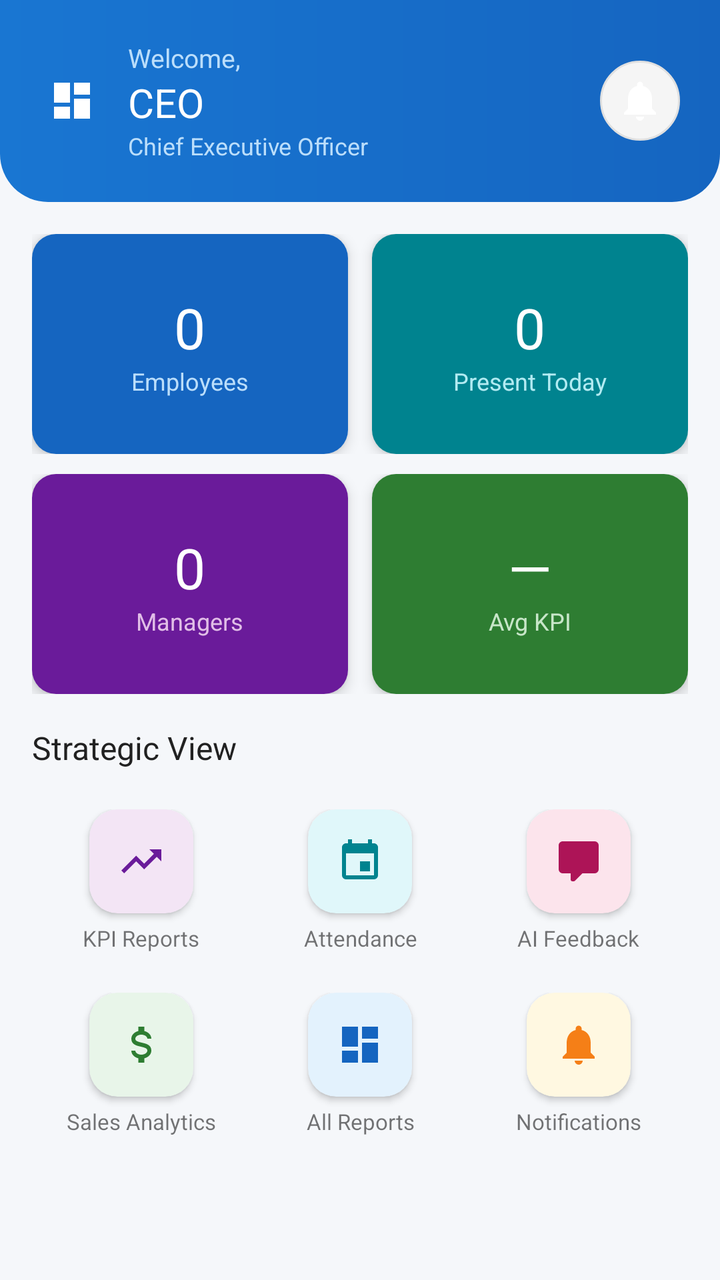
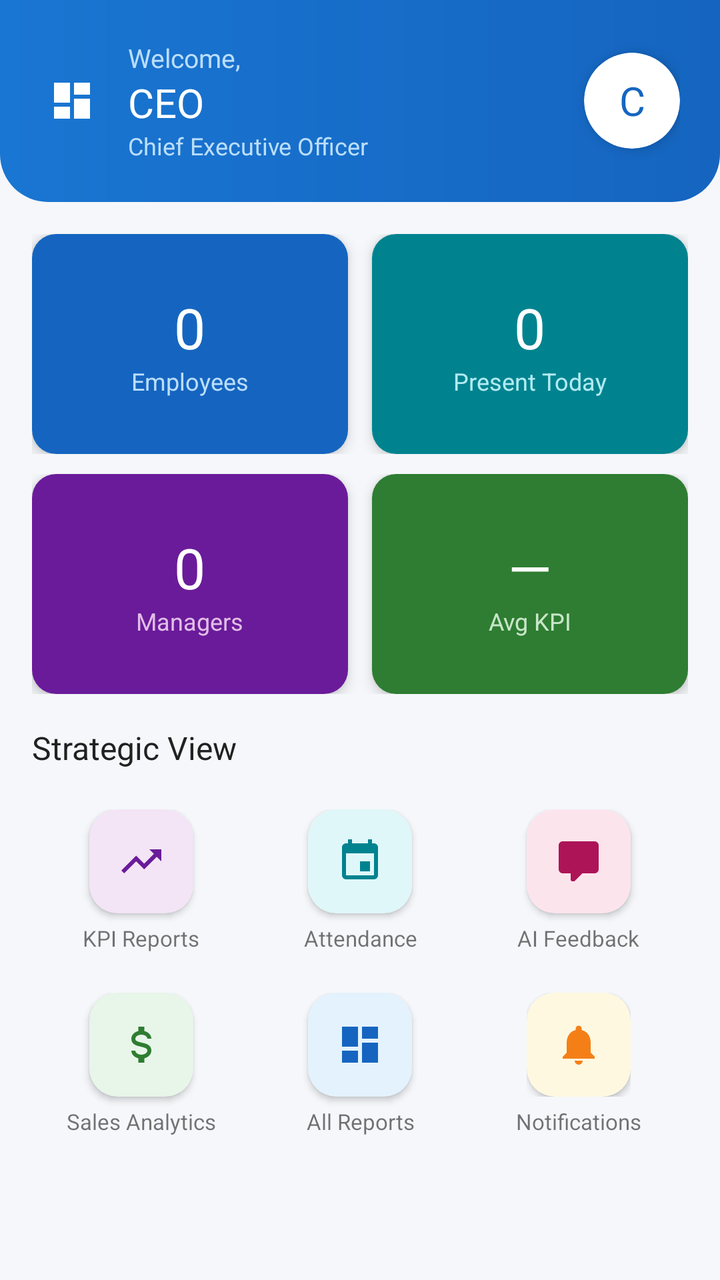

Before-and-after screenshots of an Android layout around one commit, followed by the original layout XML and the change that was made.
<!-- AndroidManifest.xml: application theme Theme.WorkVerse -->
<!-- res/layout/activity_ceo_dashboard.xml -->
<?xml version="1.0" encoding="utf-8"?>
<androidx.drawerlayout.widget.DrawerLayout
    xmlns:android="http://schemas.android.com/apk/res/android"
    xmlns:app="http://schemas.android.com/apk/res-auto"
    android:id="@+id/drawerLayout"
    android:layout_width="match_parent"
    android:layout_height="match_parent">

    <LinearLayout
        android:layout_width="match_parent" android:layout_height="match_parent"
        android:orientation="vertical" android:background="@color/background">

        <LinearLayout android:layout_width="match_parent" android:layout_height="wrap_content"
            android:background="@drawable/gradient_header" android:orientation="vertical"
            android:padding="20dp" android:paddingBottom="28dp">
            <LinearLayout android:layout_width="match_parent" android:layout_height="wrap_content"
                android:orientation="horizontal" android:gravity="center_vertical">

                <ImageView
                    android:id="@+id/btnMenu"
                    android:layout_width="32dp"
                    android:layout_height="32dp"
                    android:src="@drawable/ic_dashboard"
                    app:tint="#FFFFFF"
                    android:layout_marginEnd="12dp"
                    android:padding="4dp"
                    android:clickable="true"
                    android:focusable="true"/>

                <LinearLayout android:layout_width="0dp" android:layout_height="wrap_content"
                    android:layout_weight="1" android:orientation="vertical">
                    <TextView android:layout_width="wrap_content" android:layout_height="wrap_content"
                        android:text="Welcome," android:textColor="#BBDEFB" android:textSize="13sp"/>
                    <TextView android:id="@+id/tvCEOName" android:layout_width="wrap_content"
                        android:layout_height="wrap_content" android:text="CEO"
                        android:textColor="#FFFFFF" android:textSize="20sp" android:fontFamily="sans-serif-bold"/>
                    <TextView android:layout_width="wrap_content" android:layout_height="wrap_content"
                        android:text="Chief Executive Officer" android:textColor="#BBDEFB" android:textSize="12sp"/>
                </LinearLayout>

                <ImageView
                    android:id="@+id/ivNotif"
                    android:layout_width="40dp" android:layout_height="40dp"
                    android:src="@drawable/ic_notification"
                    android:background="@drawable/bg_circle"
                    app:tint="#FFFFFF" android:padding="8dp"
                    android:clickable="true" android:focusable="true"/>
            </LinearLayout>
        </LinearLayout>

        <ScrollView android:layout_width="match_parent" android:layout_height="0dp" android:layout_weight="1">
            <LinearLayout android:layout_width="match_parent" android:layout_height="wrap_content"
                android:orientation="vertical" android:padding="16dp">

                
                <LinearLayout android:layout_width="match_parent" android:layout_height="wrap_content"
                    android:orientation="horizontal" android:layout_marginBottom="10dp">
                    <androidx.cardview.widget.CardView android:id="@+id/cardEmployees"
                        android:layout_width="0dp" android:layout_height="110dp"
                        android:layout_weight="1" android:layout_marginEnd="6dp" app:cardCornerRadius="12dp" app:cardElevation="4dp"
                        android:clickable="true" android:focusable="true" android:foreground="?attr/selectableItemBackground">
                        <LinearLayout android:layout_width="match_parent" android:layout_height="match_parent"
                            android:background="@color/card_blue" android:gravity="center" android:orientation="vertical">
                            <TextView android:id="@+id/tvTotalEmployees" android:layout_width="wrap_content"
                                android:layout_height="wrap_content" android:text="0" android:textColor="@color/white"
                                android:textSize="28sp" android:fontFamily="sans-serif-bold"/>
                            <TextView android:layout_width="wrap_content" android:layout_height="wrap_content"
                                android:text="Employees" android:textColor="#BBDEFB" android:textSize="12sp"/>
                        </LinearLayout>
                    </androidx.cardview.widget.CardView>
                    <androidx.cardview.widget.CardView android:id="@+id/cardPresentToday"
                        android:layout_width="0dp" android:layout_height="110dp"
                        android:layout_weight="1" android:layout_marginStart="6dp" app:cardCornerRadius="12dp" app:cardElevation="4dp"
                        android:clickable="true" android:focusable="true" android:foreground="?attr/selectableItemBackground">
                        <LinearLayout android:layout_width="match_parent" android:layout_height="match_parent"
                            android:background="@color/card_teal" android:gravity="center" android:orientation="vertical">
                            <TextView android:id="@+id/tvPresentToday" android:layout_width="wrap_content"
                                android:layout_height="wrap_content" android:text="0" android:textColor="@color/white"
                                android:textSize="28sp" android:fontFamily="sans-serif-bold"/>
                            <TextView android:layout_width="wrap_content" android:layout_height="wrap_content"
                                android:text="Present Today" android:textColor="#B2EBF2" android:textSize="12sp"/>
                        </LinearLayout>
                    </androidx.cardview.widget.CardView>
                </LinearLayout>

                
                <LinearLayout android:layout_width="match_parent" android:layout_height="wrap_content"
                    android:orientation="horizontal" android:layout_marginBottom="16dp">
                    <androidx.cardview.widget.CardView android:id="@+id/cardManagers"
                        android:layout_width="0dp" android:layout_height="110dp"
                        android:layout_weight="1" android:layout_marginEnd="6dp" app:cardCornerRadius="12dp" app:cardElevation="4dp"
                        android:clickable="true" android:focusable="true" android:foreground="?attr/selectableItemBackground">
                        <LinearLayout android:layout_width="match_parent" android:layout_height="match_parent"
                            android:background="@color/card_purple" android:gravity="center" android:orientation="vertical">
                            <TextView android:id="@+id/tvTotalManagers" android:layout_width="wrap_content"
                                android:layout_height="wrap_content" android:text="0" android:textColor="@color/white"
                                android:textSize="28sp" android:fontFamily="sans-serif-bold"/>
                            <TextView android:layout_width="wrap_content" android:layout_height="wrap_content"
                                android:text="Managers" android:textColor="#E1BEE7" android:textSize="12sp"/>
                        </LinearLayout>
                    </androidx.cardview.widget.CardView>
                    <androidx.cardview.widget.CardView android:id="@+id/cardAvgKPI"
                        android:layout_width="0dp" android:layout_height="110dp"
                        android:layout_weight="1" android:layout_marginStart="6dp" app:cardCornerRadius="12dp" app:cardElevation="4dp"
                        android:clickable="true" android:focusable="true" android:foreground="?attr/selectableItemBackground">
                        <LinearLayout android:layout_width="match_parent" android:layout_height="match_parent"
                            android:background="@color/card_green" android:gravity="center" android:orientation="vertical">
                            <TextView android:id="@+id/tvAvgKPI" android:layout_width="wrap_content"
                                android:layout_height="wrap_content" android:text="—" android:textColor="@color/white"
                                android:textSize="28sp" android:fontFamily="sans-serif-bold"/>
                            <TextView android:layout_width="wrap_content" android:layout_height="wrap_content"
                                android:text="Avg KPI" android:textColor="#C8E6C9" android:textSize="12sp"/>
                        </LinearLayout>
                    </androidx.cardview.widget.CardView>
                </LinearLayout>

                
                <TextView android:layout_width="wrap_content" android:layout_height="wrap_content"
                    android:text="Strategic View" android:textColor="@color/text_primary"
                    android:textSize="16sp" android:fontFamily="sans-serif-bold" android:layout_marginBottom="12dp"/>

                <LinearLayout android:layout_width="match_parent" android:layout_height="wrap_content" android:orientation="horizontal">
                    <LinearLayout android:id="@+id/qaPerformance" android:layout_width="0dp" android:layout_height="wrap_content"
                        android:layout_weight="1" android:gravity="center" android:orientation="vertical" android:padding="8dp"
                        android:clickable="true" android:focusable="true" android:background="?attr/selectableItemBackground">
                        <androidx.cardview.widget.CardView android:layout_width="52dp" android:layout_height="52dp"
                            app:cardCornerRadius="14dp" app:cardBackgroundColor="#F3E5F5" app:cardElevation="2dp">
                            <ImageView android:layout_width="24dp" android:layout_height="24dp" android:layout_gravity="center"
                                android:src="@drawable/ic_performance" app:tint="@color/card_purple"/>
                        </androidx.cardview.widget.CardView>
                        <TextView android:layout_width="wrap_content" android:layout_height="wrap_content"
                            android:text="KPI Reports" android:textSize="11sp" android:layout_marginTop="5dp" android:gravity="center"/>
                    </LinearLayout>
                    <LinearLayout android:id="@+id/qaAttendance" android:layout_width="0dp" android:layout_height="wrap_content"
                        android:layout_weight="1" android:gravity="center" android:orientation="vertical" android:padding="8dp"
                        android:clickable="true" android:focusable="true" android:background="?attr/selectableItemBackground">
                        <androidx.cardview.widget.CardView android:layout_width="52dp" android:layout_height="52dp"
                            app:cardCornerRadius="14dp" app:cardBackgroundColor="#E0F7FA" app:cardElevation="2dp">
                            <ImageView android:layout_width="24dp" android:layout_height="24dp" android:layout_gravity="center"
                                android:src="@drawable/ic_attendance" app:tint="@color/card_teal"/>
                        </androidx.cardview.widget.CardView>
                        <TextView android:layout_width="wrap_content" android:layout_height="wrap_content"
                            android:text="Attendance" android:textSize="11sp" android:layout_marginTop="5dp" android:gravity="center"/>
                    </LinearLayout>
                    <LinearLayout android:id="@+id/qaFeedback" android:layout_width="0dp" android:layout_height="wrap_content"
                        android:layout_weight="1" android:gravity="center" android:orientation="vertical" android:padding="8dp"
                        android:clickable="true" android:focusable="true" android:background="?attr/selectableItemBackground">
                        <androidx.cardview.widget.CardView android:layout_width="52dp" android:layout_height="52dp"
                            app:cardCornerRadius="14dp" app:cardBackgroundColor="#FCE4EC" app:cardElevation="2dp">
                            <ImageView android:layout_width="24dp" android:layout_height="24dp" android:layout_gravity="center"
                                android:src="@drawable/ic_feedback" app:tint="@color/card_pink"/>
                        </androidx.cardview.widget.CardView>
                        <TextView android:layout_width="wrap_content" android:layout_height="wrap_content"
                            android:text="AI Feedback" android:textSize="11sp" android:layout_marginTop="5dp" android:gravity="center"/>
                    </LinearLayout>
                </LinearLayout>

                <LinearLayout android:layout_width="match_parent" android:layout_height="wrap_content"
                    android:orientation="horizontal" android:layout_marginTop="4dp" android:gravity="center">
                    <LinearLayout android:id="@+id/qaSales" android:layout_width="0dp" android:layout_height="wrap_content"
                        android:layout_weight="1" android:gravity="center" android:orientation="vertical" android:padding="8dp"
                        android:clickable="true" android:focusable="true" android:background="?attr/selectableItemBackground">
                        <androidx.cardview.widget.CardView android:layout_width="52dp" android:layout_height="52dp"
                            app:cardCornerRadius="14dp" app:cardBackgroundColor="#E8F5E9" app:cardElevation="2dp">
                            <ImageView android:layout_width="24dp" android:layout_height="24dp" android:layout_gravity="center"
                                android:src="@drawable/ic_sales" app:tint="@color/card_green"/>
                        </androidx.cardview.widget.CardView>
                        <TextView android:layout_width="wrap_content" android:layout_height="wrap_content"
                            android:text="Sales Analytics" android:textSize="11sp" android:layout_marginTop="5dp" android:gravity="center"/>
                    </LinearLayout>
                    <LinearLayout android:id="@+id/qaReports" android:layout_width="0dp" android:layout_height="wrap_content"
                        android:layout_weight="1" android:gravity="center" android:orientation="vertical" android:padding="8dp"
                        android:clickable="true" android:focusable="true" android:background="?attr/selectableItemBackground">
                        <androidx.cardview.widget.CardView android:layout_width="52dp" android:layout_height="52dp"
                            app:cardCornerRadius="14dp" app:cardBackgroundColor="#E3F2FD" app:cardElevation="2dp">
                            <ImageView android:layout_width="24dp" android:layout_height="24dp" android:layout_gravity="center"
                                android:src="@drawable/ic_dashboard" app:tint="@color/primary"/>
                        </androidx.cardview.widget.CardView>
                        <TextView android:layout_width="wrap_content" android:layout_height="wrap_content"
                            android:text="All Reports" android:textSize="11sp" android:layout_marginTop="5dp" android:gravity="center"/>
                    </LinearLayout>
                    <LinearLayout android:id="@+id/qaNotifications" android:layout_width="0dp" android:layout_height="wrap_content"
                        android:layout_weight="1" android:gravity="center" android:orientation="vertical" android:padding="8dp"
                        android:clickable="true" android:focusable="true" android:background="?attr/selectableItemBackground">
                        <androidx.cardview.widget.CardView android:layout_width="52dp" android:layout_height="52dp"
                            app:cardCornerRadius="14dp" app:cardBackgroundColor="#FFF8E1" app:cardElevation="2dp">
                            <ImageView android:layout_width="24dp" android:layout_height="24dp" android:layout_gravity="center"
                                android:src="@drawable/ic_notification" app:tint="#F57F17"/>
                        </androidx.cardview.widget.CardView>
                        <TextView android:layout_width="wrap_content" android:layout_height="wrap_content"
                            android:text="Notifications" android:textSize="11sp" android:layout_marginTop="5dp" android:gravity="center"/>
                    </LinearLayout>
                </LinearLayout>

            </LinearLayout>
        </ScrollView>
    </LinearLayout>

    
    <com.google.android.material.navigation.NavigationView
        android:id="@+id/navigationView"
        android:layout_width="wrap_content"
        android:layout_height="match_parent"
        android:layout_gravity="start"
        android:background="@color/white"
        app:menu="@menu/drawer_menu"
        android:fitsSystemWindows="true"/>

</androidx.drawerlayout.widget.DrawerLayout>
<!-- resources referenced by this layout -->
<resources>
  <color name="background">#F5F7FA</color>
  <color name="card_blue">#1565C0</color>
  <color name="card_green">#2E7D32</color>
  <color name="card_pink">#AD1457</color>
  <color name="card_purple">#6A1B9A</color>
  <color name="card_teal">#00838F</color>
  <color name="primary">#1565C0</color>
  <color name="text_primary">#212121</color>
  <color name="white">#FFFFFF</color>
  <!-- drawable bg_circle (drawable) -->
  <?xml version="1.0" encoding="utf-8"?>
  <shape xmlns:android="http://schemas.android.com/apk/res/android" android:shape="oval">
      <solid android:color="#F5F5F5"/>
      <stroke android:width="1dp" android:color="#E0E0E0"/>
  </shape>
  <!-- drawable gradient_header (drawable) -->
  <?xml version="1.0" encoding="utf-8"?>
  <shape xmlns:android="http://schemas.android.com/apk/res/android">
      <gradient android:startColor="#1565C0" android:endColor="#1976D2" android:angle="180"/>
      <corners android:bottomLeftRadius="24dp" android:bottomRightRadius="24dp"/>
  </shape>
  <!-- drawable ic_attendance (drawable) -->
  <?xml version="1.0" encoding="utf-8"?>
  <vector xmlns:android="http://schemas.android.com/apk/res/android" android:width="24dp" android:height="24dp" android:viewportWidth="24" android:viewportHeight="24">
      <path android:fillColor="#757575" android:pathData="M17,12H12V17H17V12M16,1V3H8V1H6V3H5C3.89,3 3,3.9 3,5V19A2,2 0 0,0 5,21H19A2,2 0 0,0 21,19V5C21,3.89 20.1,3 19,3H18V1M19,19H5V8H19V19Z"/>
  </vector>
  <!-- drawable ic_dashboard (drawable) -->
  <?xml version="1.0" encoding="utf-8"?>
  <vector xmlns:android="http://schemas.android.com/apk/res/android" android:width="24dp" android:height="24dp" android:viewportWidth="24" android:viewportHeight="24">
      <path android:fillColor="#757575" android:pathData="M13,3V9H21V3M13,21H21V11H13M3,21H11V15H3M3,13H11V3H3V13Z"/>
  </vector>
  <!-- drawable ic_feedback (drawable) -->
  <?xml version="1.0" encoding="utf-8"?>
  <vector xmlns:android="http://schemas.android.com/apk/res/android" android:width="24dp" android:height="24dp" android:viewportWidth="24" android:viewportHeight="24">
      <path android:fillColor="#757575" android:pathData="M9,22A1,1 0 0,1 8,21V18H4A2,2 0 0,1 2,16V4C2,2.89 2.9,2 4,2H20A2,2 0 0,1 22,4V16A2,2 0 0,1 20,18H13.9L10.2,21.71C10,21.9 9.75,22 9.5,22V22H9Z"/>
  </vector>
  <!-- drawable ic_notification (drawable) -->
  <?xml version="1.0" encoding="utf-8"?>
  <vector xmlns:android="http://schemas.android.com/apk/res/android" android:width="24dp" android:height="24dp" android:viewportWidth="24" android:viewportHeight="24">
      <path android:fillColor="#757575" android:pathData="M12,22C13.1,22 14,21.1 14,20H10A2,2 0 0,0 12,22M18,16V11C18,7.93 16.36,5.36 13.5,4.68V4A1.5,1.5 0 0,0 12,2.5A1.5,1.5 0 0,0 10.5,4V4.68C7.63,5.36 6,7.92 6,11V16L4,18V19H20V18L18,16Z"/>
  </vector>
  <!-- drawable ic_performance (drawable) -->
  <?xml version="1.0" encoding="utf-8"?>
  <vector xmlns:android="http://schemas.android.com/apk/res/android" android:width="24dp" android:height="24dp" android:viewportWidth="24" android:viewportHeight="24">
      <path android:fillColor="#757575" android:pathData="M16,6L18.29,8.29L13.41,13.17L9.41,9.17L2,16.59L3.41,18L9.41,12L13.41,16L19.71,9.71L22,12V6H16Z"/>
  </vector>
  <style name="Theme.WorkVerse" parent="Theme.MaterialComponents.Light.NoActionBar">
          <item name="colorPrimary">@color/primary</item>
          <item name="colorPrimaryVariant">@color/primary_dark</item>
          <item name="colorOnPrimary">@color/white</item>
          <item name="colorSecondary">@color/accent</item>
          <item name="android:colorBackground">@color/background</item>
          <item name="android:statusBarColor">@color/primary_dark</item>
      </style>
  <color name="primary_dark">#0D47A1</color>
  <color name="accent">#FF8F00</color>
  <!-- unchanged entries left out for length: 1 -->
</resources>

<!-- the commit's change to res/layout/activity_ceo_dashboard.xml (unified diff, before → after) -->
@@ -27,8 +27,12 @@
                     android:clickable="true"
                     android:focusable="true"/>
 
-                <LinearLayout android:layout_width="0dp" android:layout_height="wrap_content"
-                    android:layout_weight="1" android:orientation="vertical">
+                <LinearLayout
+                    android:id="@+id/headerTextArea"
+                    android:layout_width="0dp" android:layout_height="wrap_content"
+                    android:layout_weight="1" android:orientation="vertical"
+                    android:clickable="true" android:focusable="true"
+                    android:background="?attr/selectableItemBackground">
                     <TextView android:layout_width="wrap_content" android:layout_height="wrap_content"
                         android:text="Welcome," android:textColor="#BBDEFB" android:textSize="13sp"/>
                     <TextView android:id="@+id/tvCEOName" android:layout_width="wrap_content"
@@ -40,11 +44,31 @@
 
                 <ImageView
                     android:id="@+id/ivNotif"
-                    android:layout_width="40dp" android:layout_height="40dp"
-                    android:src="@drawable/ic_notification"
-                    android:background="@drawable/bg_circle"
-                    app:tint="#FFFFFF" android:padding="8dp"
-                    android:clickable="true" android:focusable="true"/>
+                    android:layout_width="0dp"
+                    android:layout_height="0dp"
+                    android:visibility="gone"
+                    android:src="@drawable/ic_notification"/>
+
+                <androidx.cardview.widget.CardView
+                    android:id="@+id/ivProfilePic"
+                    android:layout_width="48dp"
+                    android:layout_height="48dp"
+                    android:clickable="true"
+                    android:focusable="true"
+                    app:cardBackgroundColor="#FFFFFF"
+                    app:cardCornerRadius="24dp"
+                    app:cardElevation="4dp">
+
+                    <TextView
+                        android:id="@+id/tvProfileInitial"
+                        android:layout_width="match_parent"
+                        android:layout_height="match_parent"
+                        android:fontFamily="sans-serif-bold"
+                        android:gravity="center"
+                        android:text="C"
+                        android:textColor="@color/primary"
+                        android:textSize="20sp"/>
+                </androidx.cardview.widget.CardView>
             </LinearLayout>
         </LinearLayout>
 
@@ -52,7 +76,6 @@
             <LinearLayout android:layout_width="match_parent" android:layout_height="wrap_content"
                 android:orientation="vertical" android:padding="16dp">
 
-                
                 <LinearLayout android:layout_width="match_parent" android:layout_height="wrap_content"
                     android:orientation="horizontal" android:layout_marginBottom="10dp">
                     <androidx.cardview.widget.CardView android:id="@+id/cardEmployees"
@@ -83,7 +106,6 @@
                     </androidx.cardview.widget.CardView>
                 </LinearLayout>
 
-                
                 <LinearLayout android:layout_width="match_parent" android:layout_height="wrap_content"
                     android:orientation="horizontal" android:layout_marginBottom="16dp">
                     <androidx.cardview.widget.CardView android:id="@+id/cardManagers"
@@ -114,7 +136,6 @@
                     </androidx.cardview.widget.CardView>
                 </LinearLayout>
 
-                
                 <TextView android:layout_width="wrap_content" android:layout_height="wrap_content"
                     android:text="Strategic View" android:textColor="@color/text_primary"
                     android:textSize="16sp" android:fontFamily="sans-serif-bold" android:layout_marginBottom="12dp"/>
@@ -182,11 +203,30 @@
                     <LinearLayout android:id="@+id/qaNotifications" android:layout_width="0dp" android:layout_height="wrap_content"
                         android:layout_weight="1" android:gravity="center" android:orientation="vertical" android:padding="8dp"
                         android:clickable="true" android:focusable="true" android:background="?attr/selectableItemBackground">
-                        <androidx.cardview.widget.CardView android:layout_width="52dp" android:layout_height="52dp"
-                            app:cardCornerRadius="14dp" app:cardBackgroundColor="#FFF8E1" app:cardElevation="2dp">
-                            <ImageView android:layout_width="24dp" android:layout_height="24dp" android:layout_gravity="center"
-                                android:src="@drawable/ic_notification" app:tint="#F57F17"/>
-                        </androidx.cardview.widget.CardView>
+                        <FrameLayout
+                            android:layout_width="52dp"
+                            android:layout_height="52dp">
+                            <androidx.cardview.widget.CardView android:layout_width="52dp" android:layout_height="52dp"
+                                app:cardCornerRadius="14dp" app:cardBackgroundColor="#FFF8E1" app:cardElevation="2dp">
+                                <ImageView android:layout_width="24dp" android:layout_height="24dp" android:layout_gravity="center"
+                                    android:src="@drawable/ic_notification" app:tint="#F57F17"/>
+                            </androidx.cardview.widget.CardView>
+                            <TextView
+                                android:id="@+id/tvNotifBadge"
+                                android:layout_width="20dp"
+                                android:layout_height="20dp"
+                                android:layout_gravity="top|end"
+                                android:layout_margin="2dp"
+                                android:elevation="8dp"
+                                android:background="@drawable/bg_notif_badge"
+                                android:gravity="center"
+                                android:includeFontPadding="false"
+                                android:text="0"
+                                android:textColor="#FFFFFF"
+                                android:textSize="10sp"
+                                android:fontFamily="sans-serif-bold"
+                                android:visibility="gone"/>
+                        </FrameLayout>
                         <TextView android:layout_width="wrap_content" android:layout_height="wrap_content"
                             android:text="Notifications" android:textSize="11sp" android:layout_marginTop="5dp" android:gravity="center"/>
                     </LinearLayout>
@@ -196,7 +236,6 @@
         </ScrollView>
     </LinearLayout>
 
-    
     <com.google.android.material.navigation.NavigationView
         android:id="@+id/navigationView"
         android:layout_width="wrap_content"
<!-- resource entries referenced after the edit -->
@@ -9,11 +9,14 @@
   <color name="primary">#1565C0</color>
   <color name="text_primary">#212121</color>
   <color name="white">#FFFFFF</color>
-  <!-- drawable bg_circle (drawable) -->
+  <!-- drawable bg_notif_badge (drawable) -->
   <?xml version="1.0" encoding="utf-8"?>
-  <shape xmlns:android="http://schemas.android.com/apk/res/android" android:shape="oval">
-      <solid android:color="#F5F5F5"/>
-      <stroke android:width="1dp" android:color="#E0E0E0"/>
+  <shape xmlns:android="http://schemas.android.com/apk/res/android"
+      android:shape="oval">
+      <solid android:color="#E53935" />
+      <stroke
+          android:width="1.5dp"
+          android:color="#FFFFFF" />
   </shape>
   <!-- drawable gradient_header (drawable) -->
   <?xml version="1.0" encoding="utf-8"?>
